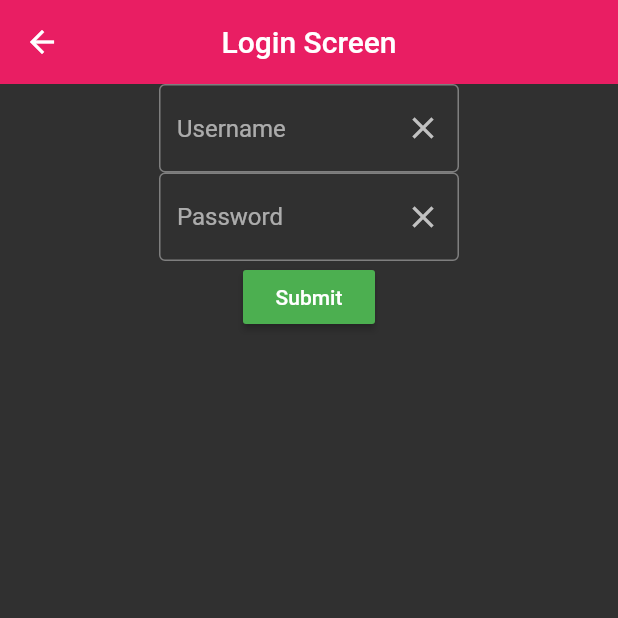
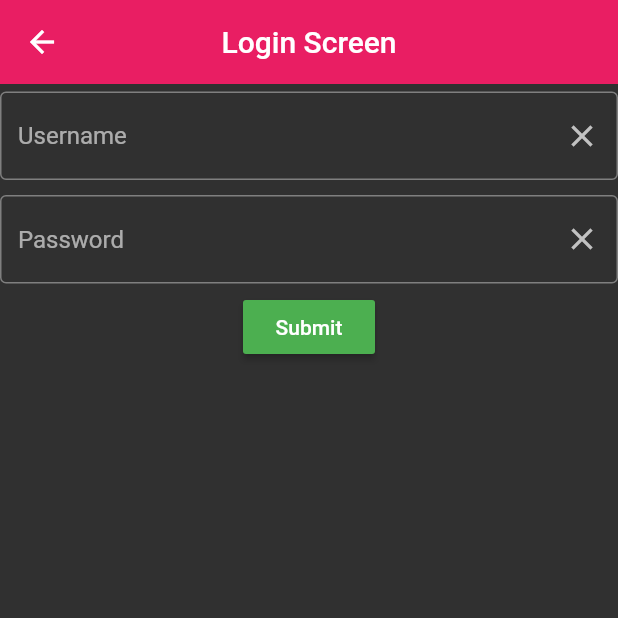
Before and after one commit to rardev/project-djinn, a Flutter app: the screen it shows after launch, after a tap on "Log in", on a phone screen of 412 x 824 dp, the top half of it. Run offline on Flutter 3.47's test engine with Material 2 defaults, Android fonts, the phone set to English and light mode, and no system bars.

Commit message:
added a max size to the inputField on the login page

```diff
--- a/lib/pages/logIn.dart
+++ b/lib/pages/logIn.dart
@@ -1,3 +1,4 @@
+import 'package:flutter/cupertino.dart';
 import 'package:flutter/material.dart';
 
 class logIn extends StatefulWidget {
@@ -65,7 +66,9 @@ class _textInputBoxState extends State<textInputBox> {
   Widget build(BuildContext context) {
     return Center(
       child: Container(
-        width: 200.0,
+        width: maxSize(context, 500.0),
+        child: Padding(
+          padding: EdgeInsets.fromLTRB(widget.boxSize[0], widget.boxSize[1], widget.boxSize[2], widget.boxSize[3]),
           child: TextField(
             controller: textController,
             obscureText: widget.isPassword,
@@ -84,8 +87,18 @@ class _textInputBoxState extends State<textInputBox> {
                 )),
           ),
         ),
+      ),
     );
   }
 }
 
 void doNothing() {}
+
+double maxSize(BuildContext context, double max)
+{
+  double width = MediaQuery.of(context).size.width;
+  if(width > max) {
+    return max;
+  }
+  return width;
+}
```
Lines whose indentation alone changed are shown as unchanged.
